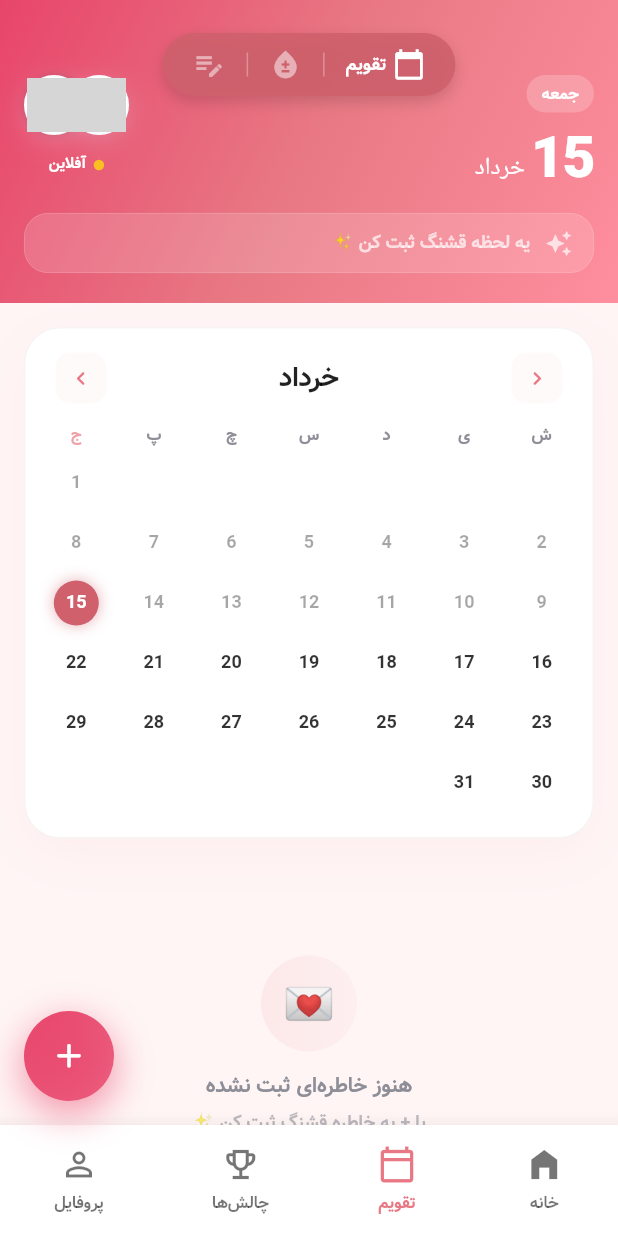
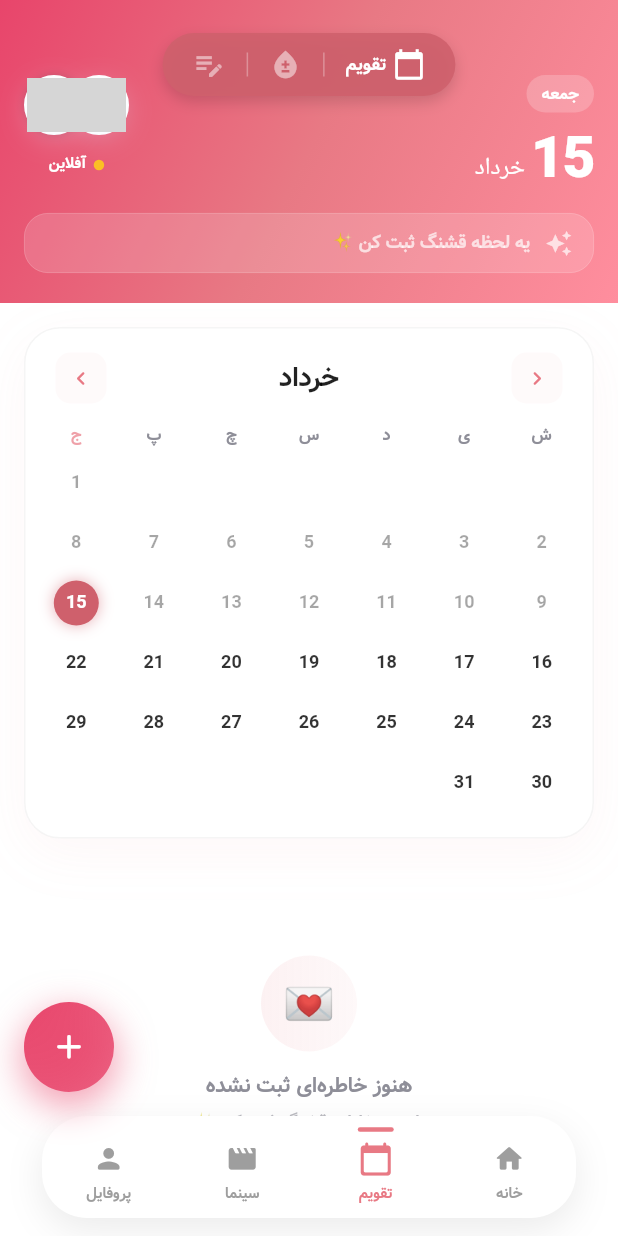
Before and after one commit to mohmddehghni-stack/saymo_test_final, a Flutter app: the CalendarPage screen opened directly, on a phone screen of 412 x 824 dp. Run offline on Flutter 3.47's test engine with Material 3 defaults, Android fonts, the phone set to English and light mode, and no system bars; our stand-ins replace connectivity_plus, file_picker, flutter_image_compress, geolocator, hive_flutter, image_picker and 5 more; missing offline and left inert: animated_emoji, persian_datetime_picker; accounts and stored records are empty; network calls fail; project files that could hold a hidden picture were left out; grey boxes are pictures that could not be loaded.

Commit message:
fix ci flutter xvern

```diff
--- a/lib/features/calendar/pages/calendar_page.dart
+++ b/lib/features/calendar/pages/calendar_page.dart
@@ -23,6 +23,7 @@ import 'package:hive_flutter/hive_flutter.dart';
 import 'package:flutter_application_1/core/providers/app_provider.dart';
 import 'package:flutter_application_1/core/services/event_bus.dart';
 import 'package:flutter_application_1/shared/services/socket_service.dart';
+import 'package:flutter_application_1/features/calendar/sheets/add_moment_sheet.dart';
 
 class CalendarPage extends StatefulWidget {
   const CalendarPage({super.key});
@@ -287,7 +288,8 @@ class _CalendarPageState extends State<CalendarPage>
             : null;
 
     return Scaffold(
-      backgroundColor: softBg,
+      extendBody: true, // 👈 این خط رو اضافه کن
+      backgroundColor: Colors.transparent,
       body: Stack(
         children: [
           FadeTransition(
@@ -348,14 +350,22 @@ class _CalendarPageState extends State<CalendarPage>
                 ),
               ),
             ),
+          Positioned(
+            bottom: 0,
+            left: 0,
+            right: 0,
+            child: buildBottomNav(context, activePage: 'calendar'),
+          ),
         ],
       ),
-      floatingActionButton: _currentTab == 0 ? _buildSpeedFanFAB() : null,
+      floatingActionButton: _currentTab == 0
+          ? Padding(
+              padding:
+                  const EdgeInsets.only(bottom: 80), // 🔥 ۸۰px فاصله از پایین
+              child: _buildSpeedFanFAB(),
+            )
+          : null,
       floatingActionButtonLocation: FloatingActionButtonLocation.endFloat,
-      bottomNavigationBar: _currentTab != 2
-          ? buildBottomNav(context,
-              activePage: 'calendar', fabInCenter: _currentTab != 0)
-          : null,
     );
   }
 
--- a/lib/main.dart
+++ b/lib/main.dart
@@ -42,6 +42,10 @@ void main() async {
 
   final appProvider = AppProvider();
   await appProvider.loadFromStorage();
+
+  print('🔍 AFTER LOAD - userId: ${appProvider.userId}');
+  print('🔍 AFTER LOAD - partnerId: ${appProvider.partnerId}');
+  print('🔍 AFTER LOAD - isConnected: ${appProvider.isConnected}');
 
   final prefs = await SharedPreferences.getInstance();
 
--- a/lib/shared/widgets/bottom_nav.dart
+++ b/lib/shared/widgets/bottom_nav.dart
@@ -4,64 +4,32 @@ import '../../features/home/pages/home_page.dart';
 import '../../features/calendar/pages/calendar_page.dart';
 import '../../features/profile/pages/profile_page.dart';
 
-class BottomNavItem extends StatelessWidget {
-  final IconData icon;
-  final String label;
-  final bool isActive;
-  final VoidCallback onTap;
-
-  const BottomNavItem({
-    super.key,
-    required this.icon,
-    required this.label,
-    required this.isActive,
-    required this.onTap,
-  });
-
-  @override
-  Widget build(BuildContext context) {
-    const activeColor = AppColors.primary;
-
-    return GestureDetector(
-      onTap: onTap,
-      child: Column(
-        mainAxisSize: MainAxisSize.min,
-        children: [
-          Icon(icon, size: 26, color: isActive ? activeColor : Colors.black54),
-          const SizedBox(height: 4),
-          Text(
-            label,
-            style: TextStyle(
-              fontSize: 11,
-              fontFamily: 'Vazir',
-              color: isActive ? activeColor : Colors.black54,
-            ),
+Widget buildBottomNav(
+  BuildContext context, {
+  String activePage = 'home',
+}) {
+  return Padding(
+    padding: const EdgeInsets.symmetric(horizontal: 28, vertical: 12),
+    child: Container(
+      height: 68,
+      decoration: BoxDecoration(
+        color: Colors.white,
+        borderRadius: BorderRadius.circular(30),
+        boxShadow: [
+          BoxShadow(
+            color: Colors.black.withOpacity(0.08),
+            blurRadius: 20,
+            offset: const Offset(0, 8),
           ),
         ],
       ),
-    );
-  }
-}
-
-Widget buildBottomNav(
-  BuildContext context, {
-  String activePage = 'home',
-  bool fabInCenter = true,
-}) {
-  return BottomAppBar(
-    shape: fabInCenter ? const CircularNotchedRectangle() : null,
-    notchMargin: fabInCenter ? 14 : 0,
-    elevation: 12,
-    color: Colors.white,
-    child: SizedBox(
-      height: 74,
-      child: fabInCenter
-          ? Row(
-              // 👈 حالت FAB وسط (همون نسخه اصلی)
+      child: ClipRRect(
+        borderRadius: BorderRadius.circular(30),
+        child: Row(
           mainAxisAlignment: MainAxisAlignment.spaceAround,
           children: [
-                BottomNavItem(
-                  icon: Icons.home_filled,
+            _ModernNavItem(
+              icon: Icons.home_rounded,
               label: 'خانه',
               isActive: activePage == 'home',
               onTap: () {
@@ -73,8 +41,8 @@ Widget buildBottomNav(
                 }
               },
             ),
-                BottomNavItem(
-                  icon: Icons.calendar_today_outlined,
+            _ModernNavItem(
+              icon: Icons.calendar_today_rounded,
               label: 'تقویم',
               isActive: activePage == 'calendar',
               onTap: () {
@@ -86,66 +54,16 @@ Widget buildBottomNav(
                 }
               },
             ),
-                const SizedBox(width: 64),
-                BottomNavItem(
-                  icon: Icons.emoji_events_outlined,
-                  label: 'چالش‌ها',
-                  isActive: activePage == 'challenges',
-                  onTap: () {},
-                ),
-                BottomNavItem(
-                  icon: Icons.person_outline,
-                  label: 'پروفایل',
-                  isActive: activePage == 'profile',
+            _ModernNavItem(
+              icon: Icons.movie_rounded,
+              label: 'سینما',
+              isActive: activePage == 'cinema',
               onTap: () {
-                    if (activePage != 'profile') {
-                      Navigator.pushReplacement(
-                        context,
-                        MaterialPageRoute(builder: (_) => const ProfilePage()),
-                      );
-                    }
+                // مسیر سینما
               },
             ),
-              ],
-            )
-          : Row(
-              // 👈 حالت FAB شناور (فقط توی تقویم)
-              mainAxisAlignment: MainAxisAlignment.spaceAround,
-              children: [
-                BottomNavItem(
-                  icon: Icons.home_filled,
-                  label: 'خانه',
-                  isActive: activePage == 'home',
-                  onTap: () {
-                    if (activePage != 'home') {
-                      Navigator.pushReplacement(
-                        context,
-                        MaterialPageRoute(builder: (_) => const HomePage()),
-                      );
-                    }
-                  },
-                ),
-                BottomNavItem(
-                  icon: Icons.calendar_today_outlined,
-                  label: 'تقویم',
-                  isActive: activePage == 'calendar',
-                  onTap: () {
-                    if (activePage != 'calendar') {
-                      Navigator.pushReplacement(
-                        context,
-                        MaterialPageRoute(builder: (_) => const CalendarPage()),
-                      );
-                    }
-                  },
-                ),
-                BottomNavItem(
-                  icon: Icons.emoji_events_outlined,
-                  label: 'چالش‌ها',
-                  isActive: activePage == 'challenges',
-                  onTap: () {},
-                ),
-                BottomNavItem(
-                  icon: Icons.person_outline,
+            _ModernNavItem(
+              icon: Icons.person_rounded,
               label: 'پروفایل',
               isActive: activePage == 'profile',
               onTap: () {
@@ -160,5 +78,116 @@ Widget buildBottomNav(
           ],
         ),
       ),
+    ),
   );
 }
+
+// ============================================
+// 🔥 آیتم مدرن با نشانگر بالا و انیمیشن مقیاس
+// ============================================
+class _ModernNavItem extends StatefulWidget {
+  final IconData icon;
+  final String label;
+  final bool isActive;
+  final VoidCallback onTap;
+
+  const _ModernNavItem({
+    required this.icon,
+    required this.label,
+    required this.isActive,
+    required this.onTap,
+  });
+
+  @override
+  State<_ModernNavItem> createState() => _ModernNavItemState();
+}
+
+class _ModernNavItemState extends State<_ModernNavItem>
+    with SingleTickerProviderStateMixin {
+  late AnimationController _animController;
+  late Animation<double> _scaleAnim;
+
+  @override
+  void initState() {
+    super.initState();
+    _animController = AnimationController(
+      vsync: this,
+      duration: const Duration(milliseconds: 300),
+    );
+    _scaleAnim = Tween<double>(begin: 0.9, end: 1.0).animate(
+      CurvedAnimation(parent: _animController, curve: Curves.easeOutBack),
+    );
+    if (widget.isActive) _animController.value = 1.0;
+  }
+
+  @override
+  void didUpdateWidget(covariant _ModernNavItem oldWidget) {
+    super.didUpdateWidget(oldWidget);
+    if (widget.isActive && !oldWidget.isActive) {
+      _animController.forward();
+    } else if (!widget.isActive && oldWidget.isActive) {
+      _animController.reverse();
+    }
+  }
+
+  @override
+  void dispose() {
+    _animController.dispose();
+    super.dispose();
+  }
+
+  @override
+  Widget build(BuildContext context) {
+    return Expanded(
+      child: GestureDetector(
+        onTap: widget.onTap,
+        behavior: HitTestBehavior.opaque,
+        child: Column(
+          mainAxisSize: MainAxisSize.min,
+          mainAxisAlignment: MainAxisAlignment.center,
+          children: [
+            // نشانگر بالایی (Pill)
+            AnimatedContainer(
+              duration: const Duration(milliseconds: 300),
+              width: widget.isActive ? 24 : 0,
+              height: 3,
+              decoration: BoxDecoration(
+                color: widget.isActive ? AppColors.primary : Colors.transparent,
+                borderRadius: BorderRadius.circular(2),
+              ),
+            ),
+            const SizedBox(height: 6),
+            // آیکون با مقیاس
+            AnimatedBuilder(
+              animation: _scaleAnim,
+              builder: (context, child) {
+                return Transform.scale(
+                  scale: _scaleAnim.value,
+                  child: child,
+                );
+              },
+              child: Icon(
+                widget.icon,
+                size: 24,
+                color:
+                    widget.isActive ? AppColors.primary : Colors.grey.shade500,
+              ),
+            ),
+            const SizedBox(height: 4),
+            // متن
+            Text(
+              widget.label,
+              style: TextStyle(
+                fontSize: 10,
+                fontFamily: 'Vazir',
+                fontWeight: widget.isActive ? FontWeight.w700 : FontWeight.w400,
+                color:
+                    widget.isActive ? AppColors.primary : Colors.grey.shade500,
+              ),
+            ),
+          ],
+        ),
+      ),
+    );
+  }
+}
```
Also changed, not shown: lib/core/providers/app_provider.dart (+9 -6 lines), lib/core/providers/moment_provider.dart (+1 -6 lines), lib/features/home/pages/home_page.dart (+47 -23 lines). Lines whose indentation alone changed are shown as unchanged.
